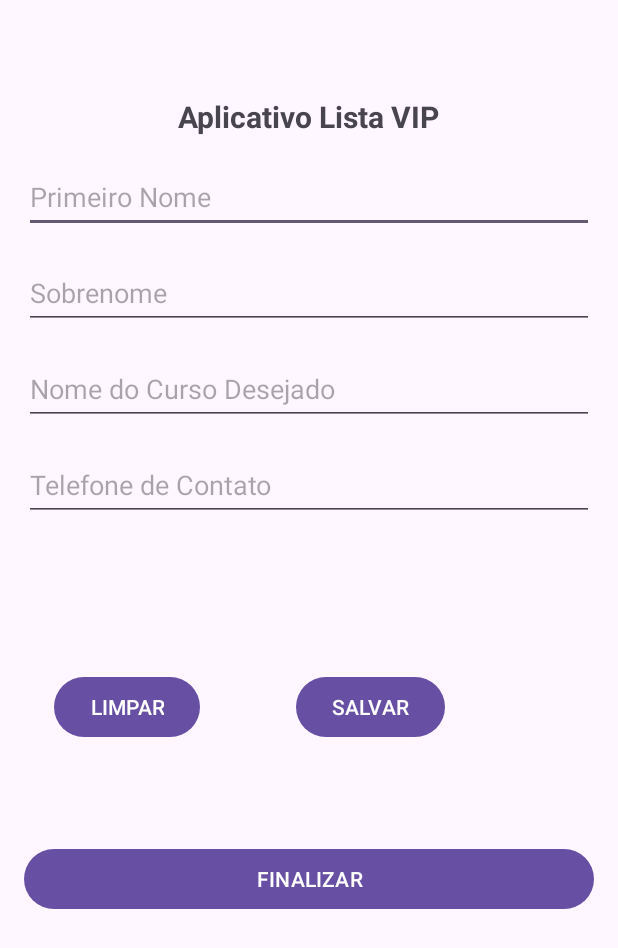
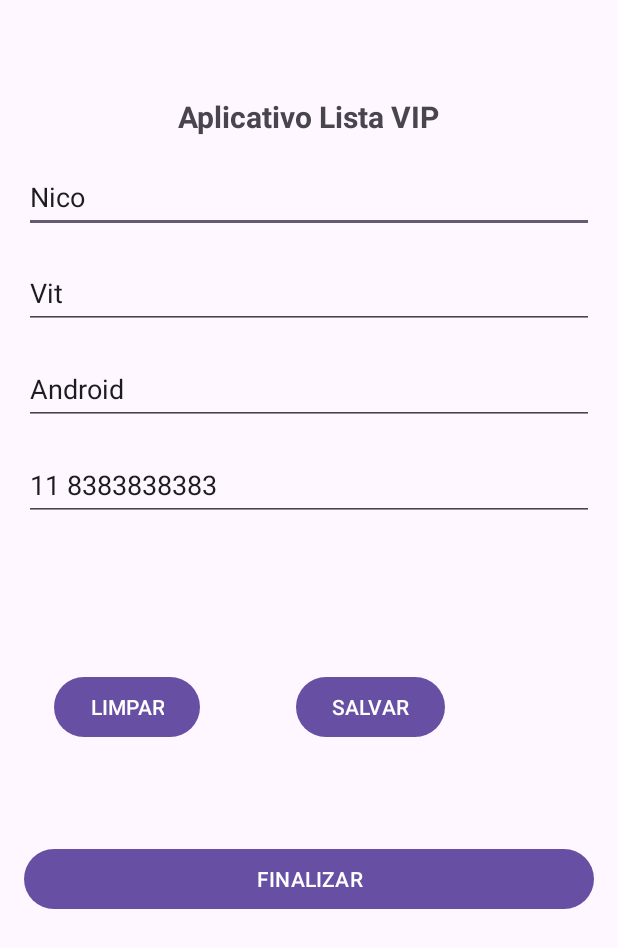
Before and after one commit to NicoVitoriano001/AppListaCurso2, an Android app: the screen it shows after launch (MainActivity), on a phone screen of 412 x 824 dp. Shown: the top 948 px of the screen. Run offline under Robolectric (Android 15) with nearby library versions, the phone set to English and light mode, and no system bars.

Commit message:
35. 2023 - Como programar o EditText e Button do Layout na Classe MainActivity.java

```diff
--- a/app/src/main/java/devandroid/nico/applistacurso2/model/Pessoa.java
+++ b/app/src/main/java/devandroid/nico/applistacurso2/model/Pessoa.java
@@ -3,7 +3,6 @@ package devandroid.nico.applistacurso2.model;
 
 public class Pessoa {  //classe com Letra maiúscula - pascalCase, camelCase
 
-    // para cada objeto tem que haver construtor. AndroidStudio facilita exe: public Pessoa (){}
     // atributos/metodo usar camelCase
     // métodos de acesso (gets and sets), pois são privados, no mainActivity não aparece se estiver privado
 
@@ -14,9 +13,10 @@ public class Pessoa {  //classe com Letra maiúscula - pascalCase, camelCase
     // após do public Pessoa, botao direito, Generate, selecionar tudo
 
     public Pessoa() { //na Structure, Pessoal() é o método construtor
+        // para cada objeto tem que haver construtor. AndroidStudio facilita exe: public Pessoa (){}
     }
 
-    public String getPrimeiroNome() { //na Structure, Pessoal() é o método de acesso getter and setter
+    public String getPrimeiroNome() { //na Structure, Pessoa() é o método de acesso getter and setter
         return primeiroNome;
     }
 
@@ -48,4 +48,16 @@ public class Pessoa {  //classe com Letra maiúscula - pascalCase, camelCase
         this.telefoneContato = telefoneContato;
     }
 
+
+    //To String - para textos ou para strings de caracteres.
+    // para adicionar tostr > wizard    @Override
+    public String toString() {
+        return "Pessoa{" +
+                "primeiroNome='" + primeiroNome + '\'' +
+                ", sobreNome='" + sobreNome + '\'' +
+                ", cursoDesejado='" + cursoDesejado + '\'' +
+                ", telefoneContato='" + telefoneContato + '\'' +
+                '}';
+    }
+
 }
--- a/app/src/main/java/devandroid/nico/applistacurso2/view/MainActivity.java
+++ b/app/src/main/java/devandroid/nico/applistacurso2/view/MainActivity.java
@@ -3,6 +3,9 @@ package devandroid.nico.applistacurso2.view;
 import androidx.appcompat.app.AppCompatActivity;
 
 import android.os.Bundle;
+import android.util.Log;
+import android.widget.Button;
+import android.widget.EditText;
 
 import devandroid.nico.applistacurso2.R;
 
@@ -12,16 +15,25 @@ public class MainActivity extends AppCompatActivity {
 
     Pessoa pessoa; //marcou objeto pessoa para Classe Pessoa(foi com mesmo nome, mas pode ser diferente)
     Pessoa outraPessoa;
+    String dadosPessoa;
 
-    String dadosPessoa;
     String dadosOutraPessoa;
+
+    EditText editPrimeiroNome;
+    EditText editSobrenomeAluno;
+    EditText editNomeCurso;
+    EditText editTelefoneContato;
+    Button btnLimpar;
+    Button btnSalvar;
+    Button btnFinalizar;
+
     @Override
     protected void onCreate(Bundle savedInstanceState) {
         super.onCreate(savedInstanceState);
         setContentView(R.layout.activity_main);
 
-        pessoa = new Pessoa(); //criou o objeto pessoa na Classe Pessoa
-        pessoa.setPrimeiroNome("Nico"); //atribuir dados/valores para o objeto pessoa
+        pessoa = new Pessoa(); //instanciou o objeto pessoa na Classe Pessoa
+        pessoa.setPrimeiroNome("Nico"); //variável pessoa para chamar o método setPrimeiroNome(). atribuir dados/valores para o objeto pessoa
         pessoa.setSobreNome("Vit");
         pessoa.setCursoDesejado("Android");
         pessoa.setTelefoneContato("11 8383838383");
@@ -33,7 +45,21 @@ public class MainActivity extends AppCompatActivity {
         outraPessoa.setCursoDesejado("Java");
         outraPessoa.setTelefoneContato("85 202020202002");
 
-        dadosPessoa = "Primeiro nome: ";
+        editPrimeiroNome = findViewById(R.id.editPrimeiroNome); //O método findViewById() pode ser chamado sem a necessidade de instanciar uma classe. exe: pessoa = new Pessoa();
+        editSobrenomeAluno = findViewById(R.id.editSobrenomeAluno);
+        editNomeCurso = findViewById(R.id.editNomeCurso);
+        editTelefoneContato = findViewById(R.id.editTelefoneContato);
+
+        btnLimpar = findViewById(R.id.btnLimpar);
+        btnSalvar = findViewById(R.id.btnSalvar);
+        btnFinalizar = findViewById(R.id.btnFinalizar);
+
+        editPrimeiroNome.setText(pessoa.getPrimeiroNome());
+        editSobrenomeAluno.setText(pessoa.getSobreNome());
+        editNomeCurso.setText(pessoa.getCursoDesejado());
+        editTelefoneContato.setText(pessoa.getTelefoneContato());
+
+/*      dadosPessoa = "Primeiro nome: ";
         dadosPessoa += pessoa.getPrimeiroNome();
         dadosPessoa += " Sobrenome: ";
         dadosPessoa += pessoa.getSobreNome();
@@ -49,17 +75,11 @@ public class MainActivity extends AppCompatActivity {
         dadosOutraPessoa += " Curso Desejado: ";
         dadosOutraPessoa += outraPessoa.getCursoDesejado();
         dadosOutraPessoa += " Telefone Contato: ";
-        dadosOutraPessoa += outraPessoa.getTelefoneContato();
+        dadosOutraPessoa += outraPessoa.getTelefoneContato();*/
 
-
-
-        int parada = 0;
-
-
-
-
-
-
+//feito para debugar no Logcat
+        Log.i("POOAndroid", pessoa.toString()); //mesma função das 8 linhas acima
+        Log.i("POOAndroid", outraPessoa.toString());
 
     }
 }
--- a/app/src/main/res/layout/activity_main.xml
+++ b/app/src/main/res/layout/activity_main.xml
@@ -6,8 +6,7 @@
     android:layout_height="match_parent"
     tools:context=".view.MainActivity">
 
-    <TextView
-        android:id="@+id/txtTitulo"
+    <TextView android:id="@+id/txtTituloApp"
         android:layout_width="wrap_content"
         android:layout_height="wrap_content"
         android:text="@string/txt_titulo"
@@ -20,8 +19,7 @@
         app:layout_constraintTop_toTopOf="parent"
         app:layout_constraintVertical_bias="0.08" />
 
-    <EditText
-        android:id="@+id/editPrimeiroNome"
+    <EditText android:id="@+id/editPrimeiroNome"
         android:layout_width="match_parent"
         android:layout_height="48dp"
         android:layout_margin="16dp"
@@ -31,10 +29,32 @@
         android:inputType="text"
         app:layout_constraintEnd_toEndOf="parent"
         app:layout_constraintStart_toStartOf="parent"
-        app:layout_constraintTop_toBottomOf="@+id/txtTitulo" />
+        app:layout_constraintTop_toBottomOf="@+id/txtTituloApp" />
 
-    <EditText
-        android:id="@+id/editTelefoneContato"
+    <EditText android:id="@+id/editSobrenomeAluno"
+        android:layout_width="match_parent"
+        android:layout_height="48dp"
+        android:layout_margin="16dp"
+        android:ems="10"
+        android:hint="@string/txt_hint_edit_sobrenome"
+        android:inputType="text"
+        app:layout_constraintEnd_toEndOf="parent"
+        app:layout_constraintStart_toStartOf="parent"
+        app:layout_constraintTop_toBottomOf="@+id/editPrimeiroNome" />
+
+    <EditText android:id="@+id/editNomeCurso"
+        android:layout_width="match_parent"
+        android:layout_height="48dp"
+        android:layout_margin="16dp"
+        android:ems="10"
+        android:hint="@string/txt_hint_edit_nome_do_curso"
+        android:importantForAutofill="no"
+        android:inputType="text"
+        app:layout_constraintEnd_toEndOf="parent"
+        app:layout_constraintStart_toStartOf="parent"
+        app:layout_constraintTop_toBottomOf="@+id/editSobrenomeAluno" />
+
+    <EditText android:id="@+id/editTelefoneContato"
         android:layout_width="match_parent"
         android:layout_height="48dp"
         android:layout_margin="16dp"
@@ -46,33 +66,7 @@
         app:layout_constraintStart_toStartOf="parent"
         app:layout_constraintTop_toBottomOf="@+id/editNomeCurso" />
 
-    <EditText
-        android:id="@+id/editNomeCurso"
-        android:layout_width="match_parent"
-        android:layout_height="48dp"
-        android:layout_margin="16dp"
-        android:ems="10"
-        android:hint="@string/txt_hint_edit_nome_do_curso"
-        android:importantForAutofill="no"
-        android:inputType="text"
-        app:layout_constraintEnd_toEndOf="parent"
-        app:layout_constraintStart_toStartOf="parent"
-        app:layout_constraintTop_toBottomOf="@+id/editSobrenome" />
-
-    <EditText
-        android:id="@+id/editSobrenome"
-        android:layout_width="match_parent"
-        android:layout_height="48dp"
-        android:layout_margin="16dp"
-        android:ems="10"
-        android:hint="@string/txt_hint_edit_sobrenome"
-        android:inputType="text"
-        app:layout_constraintEnd_toEndOf="parent"
-        app:layout_constraintStart_toStartOf="parent"
-        app:layout_constraintTop_toBottomOf="@+id/editPrimeiroNome" />
-
-    <Button
-        android:id="@+id/btnLimpar"
+    <Button android:id="@+id/btnLimpar"
         android:layout_width="wrap_content"
         android:layout_height="48dp"
         android:layout_marginStart="36dp"
@@ -83,8 +77,7 @@
         app:layout_constraintTop_toBottomOf="@+id/editTelefoneContato"
         app:layout_constraintVertical_bias="0.844" />
 
-    <Button
-        android:id="@+id/btnSalvar"
+    <Button android:id="@+id/btnSalvar"
         android:layout_width="wrap_content"
         android:layout_height="48dp"
         android:layout_marginStart="64dp"
@@ -95,8 +88,7 @@
         app:layout_constraintTop_toBottomOf="@+id/editTelefoneContato"
         app:layout_constraintVertical_bias="0.844" />
 
-    <Button
-        android:id="@+id/btnFinalizar"
+    <Button android:id="@+id/btnFinalizar"
         android:layout_width="match_parent"
         android:layout_height="wrap_content"
         android:layout_margin="16dp"
```
